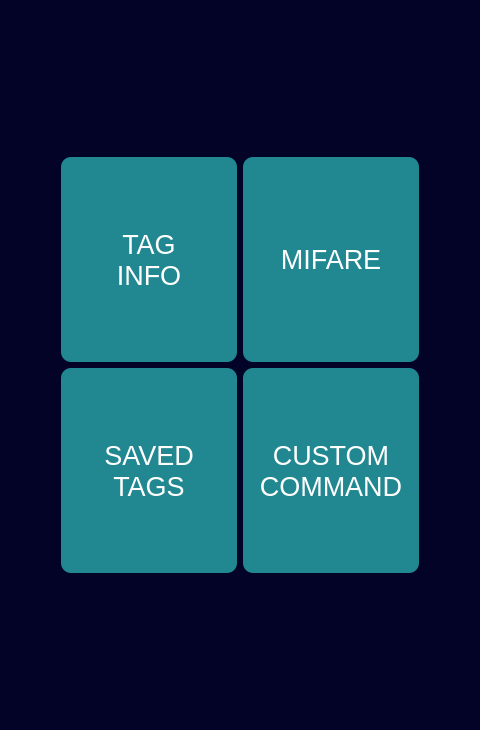
Qt form app-gui.ui (javimarting/px3-app) before a commit.
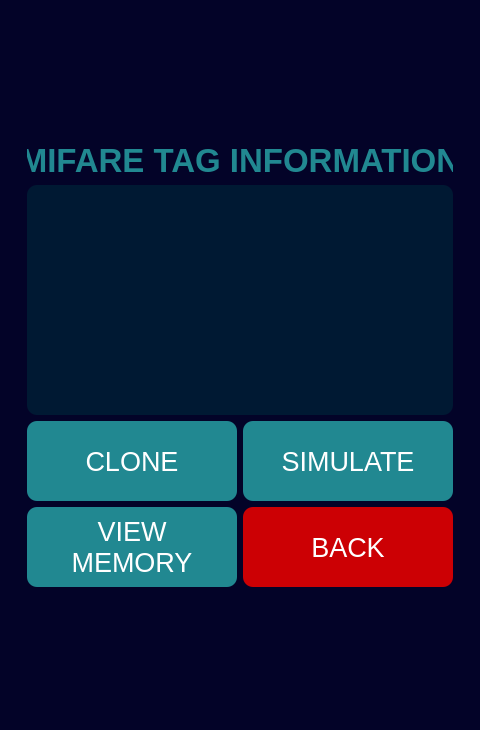
The same form after that commit. The open tabs and pages were chosen to show the change.

Diff of the .ui file:
```diff
--- a/app-gui.ui
+++ b/app-gui.ui
@@ -179,6 +179,180 @@
           </item>
          </layout>
         </widget>
+        <widget class="QWidget" name="mifarePage">
+         <layout class="QVBoxLayout" name="verticalLayout_11">
+          <item>
+           <widget class="QStackedWidget" name="mifareStackedWidget">
+            <widget class="QWidget" name="mifareOptionsPage">
+             <layout class="QVBoxLayout" name="verticalLayout_12">
+              <item>
+               <layout class="QVBoxLayout" name="verticalLayout_9">
+                <item>
+                 <widget class="QPushButton" name="readMifareTagButton">
+                  <property name="minimumSize">
+                   <size>
+                    <width>0</width>
+                    <height>80</height>
+                   </size>
+                  </property>
+                  <property name="text">
+                   <string>READ TAG</string>
+                  </property>
+                 </widget>
+                </item>
+                <item>
+                 <widget class="QPushButton" name="cloneMifareTagButton">
+                  <property name="minimumSize">
+                   <size>
+                    <width>0</width>
+                    <height>80</height>
+                   </size>
+                  </property>
+                  <property name="text">
+                   <string>CLONE TAG</string>
+                  </property>
+                 </widget>
+                </item>
+                <item>
+                 <widget class="QPushButton" name="simulateMifareTagButton">
+                  <property name="minimumSize">
+                   <size>
+                    <width>0</width>
+                    <height>80</height>
+                   </size>
+                  </property>
+                  <property name="text">
+                   <string>SIMULATE TAG</string>
+                  </property>
+                 </widget>
+                </item>
+               </layout>
+              </item>
+             </layout>
+            </widget>
+            <widget class="QWidget" name="mifareResultsPage">
+             <layout class="QVBoxLayout" name="verticalLayout_14">
+              <item>
+               <layout class="QVBoxLayout" name="verticalLayout_13">
+                <item>
+                 <widget class="QLabel" name="mifareTagInformationLabel">
+                  <property name="font">
+                   <font>
+                    <pointsize>25</pointsize>
+                    <weight>75</weight>
+                    <bold>true</bold>
+                   </font>
+                  </property>
+                  <property name="styleSheet">
+                   <string notr="true">color: rgb(33, 136, 145);</string>
+                  </property>
+                  <property name="text">
+                   <string>MIFARE TAG INFORMATION</string>
+                  </property>
+                  <property name="alignment">
+                   <set>Qt::AlignHCenter|Qt::AlignTop</set>
+                  </property>
+                 </widget>
+                </item>
+               </layout>
+              </item>
+              <item>
+               <widget class="QLabel" name="mifareTagResultsLabel">
+                <property name="minimumSize">
+                 <size>
+                  <width>0</width>
+                  <height>230</height>
+                 </size>
+                </property>
+                <property name="font">
+                 <font>
+                  <pointsize>25</pointsize>
+                 </font>
+                </property>
+                <property name="styleSheet">
+                 <string notr="true">color: rgb(255, 255, 255);
+background-color: rgb(0, 25, 51);
+border-radius: 10;
+padding: 10px;
+border: 10px;</string>
+                </property>
+                <property name="text">
+                 <string/>
+                </property>
+                <property name="alignment">
+                 <set>Qt::AlignLeading|Qt::AlignLeft|Qt::AlignVCenter</set>
+                </property>
+               </widget>
+              </item>
+              <item>
+               <layout class="QGridLayout" name="gridLayout_2">
+                <item row="0" column="0">
+                 <widget class="QPushButton" name="cloneMifareButton">
+                  <property name="minimumSize">
+                   <size>
+                    <width>120</width>
+                    <height>80</height>
+                   </size>
+                  </property>
+                  <property name="text">
+                   <string>CLONE</string>
+                  </property>
+                 </widget>
+                </item>
+                <item row="0" column="1">
+                 <widget class="QPushButton" name="simulateMifareButton">
+                  <property name="minimumSize">
+                   <size>
+                    <width>120</width>
+                    <height>80</height>
+                   </size>
+                  </property>
+                  <property name="text">
+                   <string>SIMULATE</string>
+                  </property>
+                 </widget>
+                </item>
+                <item row="1" column="0">
+                 <widget class="QPushButton" name="viewMemoryMifareButton">
+                  <property name="minimumSize">
+                   <size>
+                    <width>120</width>
+                    <height>80</height>
+                   </size>
+                  </property>
+                  <property name="text">
+                   <string>VIEW
+MEMORY</string>
+                  </property>
+                 </widget>
+                </item>
+                <item row="1" column="1">
+                 <widget class="QPushButton" name="backMifareButton">
+                  <property name="minimumSize">
+                   <size>
+                    <width>120</width>
+                    <height>80</height>
+                   </size>
+                  </property>
+                  <property name="styleSheet">
+                   <string notr="true">background-color: rgb(204, 0, 4);</string>
+                  </property>
+                  <property name="text">
+                   <string>BACK</string>
+                  </property>
+                 </widget>
+                </item>
+               </layout>
+              </item>
+             </layout>
+            </widget>
+           </widget>
+          </item>
+         </layout>
+        </widget>
+        <widget class="QWidget" name="otherPage">
+         <layout class="QVBoxLayout" name="verticalLayout_10"/>
+        </widget>
         <widget class="QWidget" name="mainMenuPage">
          <layout class="QVBoxLayout" name="verticalLayout_5">
           <item>
```
Left out of the diff: 4 changed lines with no effect on the pictures.
